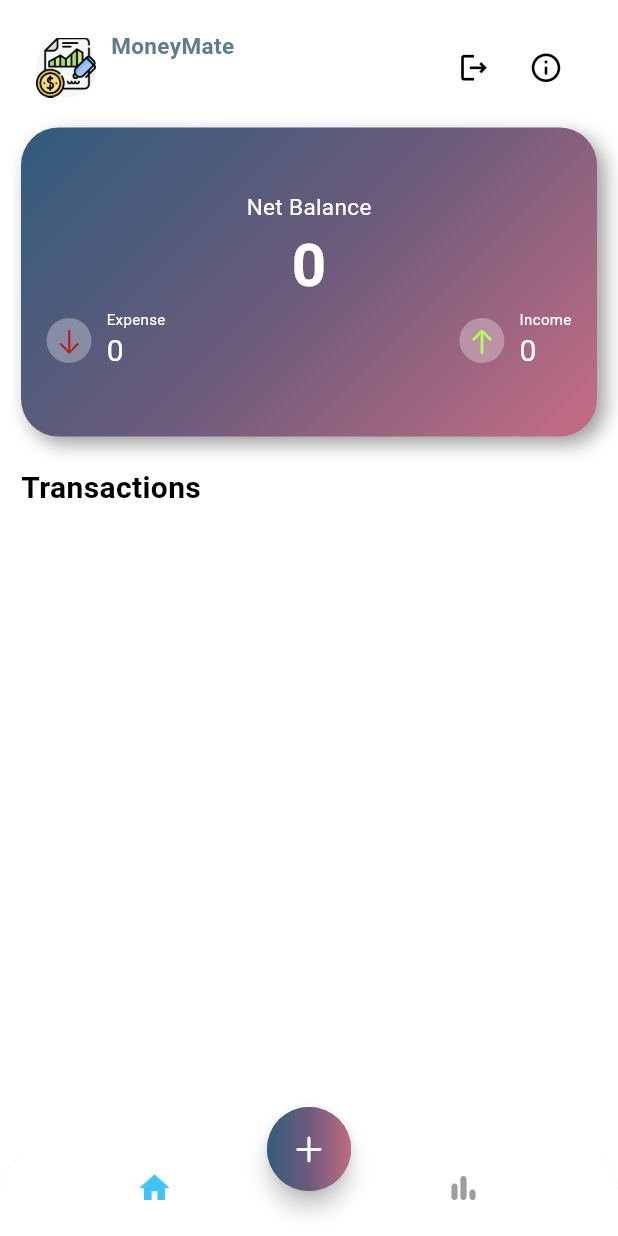
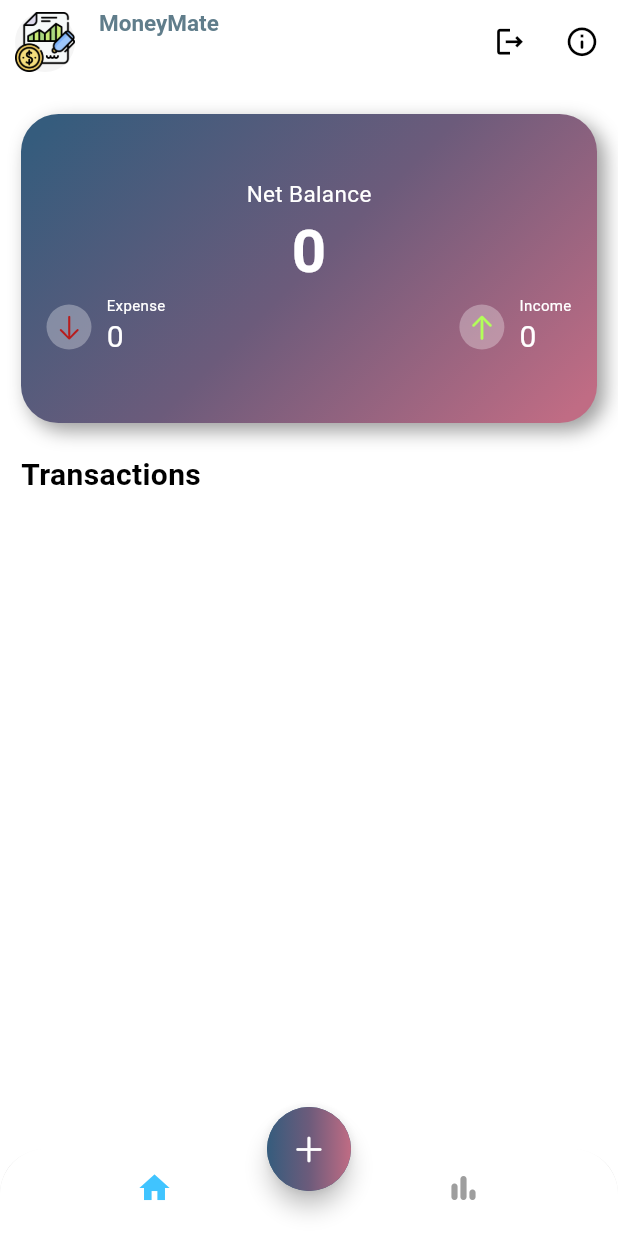
Before and after one commit to CodeWithIsmail/App-Development, a Flutter app: the screen it shows once a user with an empty profile is signed in, on a phone screen of 412 x 824 dp. Run offline on Flutter 3.47's test engine with Material 3 defaults, Android fonts, the phone set to English and light mode, and no system bars; our stand-ins replace audioplayers, cloud_firestore, firebase_auth, firebase_core, fl_chart, flutter_local_notifications and 12 more; missing offline and left inert: google_mlkit_text_recognition; accounts and stored records are empty; statements that could not run were skipped; project files that could hold a hidden picture were left out.

Commit message:
MoneyMate update on ui, chart showing

```diff
--- a/MoneyMate/money_mate/lib/ImportAll.dart
+++ b/MoneyMate/money_mate/lib/ImportAll.dart
@@ -10,6 +10,9 @@ export 'package:url_launcher/url_launcher.dart';
 export 'package:share_plus/share_plus.dart';
 export 'package:flutter/services.dart';
 
+export 'package:syncfusion_flutter_charts/charts.dart';
+export 'package:syncfusion_flutter_charts/sparkcharts.dart';
+
 // screens
 export 'screens/HomeScreen.dart';
 export 'screens/MainScreen.dart';
@@ -18,6 +21,8 @@ export 'screens/ShowGraphScreen.dart';
 export 'screens/Login.dart';
 export 'screens/Register.dart';
 export 'screens/InfoScreen.dart';
+
+export 'chartTest.dart';
 
 
 // helper
--- a/MoneyMate/money_mate/lib/main.dart
+++ b/MoneyMate/money_mate/lib/main.dart
@@ -22,6 +22,7 @@ class MyApp extends StatelessWidget {
     return MaterialApp(
       title: 'Expense Tracker',
       theme: ThemeData(colorScheme: colorList),
+      // home: ExpenseChart(),
       home: AuthWrapper(),
 
       // initialRoute: RouteName.home,
--- a/MoneyMate/money_mate/lib/screens/HomeScreen.dart
+++ b/MoneyMate/money_mate/lib/screens/HomeScreen.dart
@@ -11,12 +11,77 @@ class Homescreen extends StatefulWidget {
   State<Homescreen> createState() => _HomescreenState();
 }
 
+
 class _HomescreenState extends State<Homescreen> {
+
   int index = 0;
+  String uname="";
+  @override
+  void initState() {
+    String? email = FirebaseAuth.instance.currentUser?.email;
+    uname = email!.substring(0, email.indexOf('@'));
+    super.initState();
+
+  }
 
   @override
   Widget build(BuildContext context) {
     return Scaffold(
+      appBar: AppBar(
+        leading: Padding(
+          padding: const EdgeInsets.only(left: 10.0),
+          child: CircleAvatar(
+            radius: 20,
+            backgroundColor: Colors.grey.shade100,
+            child: Image.asset('images/moneymate.png'),
+          ),
+        ),
+        leadingWidth: 50,
+        title: Column(
+          crossAxisAlignment: CrossAxisAlignment.start,
+          children: [
+            Text(
+              'MoneyMate',
+              style: welcomeTextStyle,
+            ),
+            Text(
+              uname,
+              style: NameTextStyle,
+            ),
+          ],
+        ),
+        actions: [
+          IconButton(
+            onPressed: () {
+              FirebaseAuth.instance.signOut();
+              Navigator.push(
+                context,
+                MaterialPageRoute(
+                  builder: (context) => LoginOrRegistration(),
+                ),
+              );
+            },
+            icon: Icon(
+              Icons.logout_outlined,
+              size: 23,
+            ),
+          ),
+          IconButton(
+            onPressed: () {
+              Navigator.push(
+                context,
+                MaterialPageRoute(
+                  builder: (context) => InfoScreen(),
+                ),
+              );
+            },
+            icon: Icon(
+              Icons.info_outline_rounded,
+              size: 23,
+            ),
+          ),
+        ],
+      ),
       bottomNavigationBar: ClipRRect(
         borderRadius: BorderRadius.vertical(
           top: Radius.circular(30),
@@ -64,8 +129,8 @@ class _HomescreenState extends State<Homescreen> {
         shape: CircleBorder(),
       ),
       body: index == 0
-          ? Mainscreen(widget.firestoreService)
-          : Showgraph(widget.firestoreService),
+          ? Mainscreen(widget.firestoreService) :ExpenseChart(),
+          // : Showgraph(widget.firestoreService),
     );
   }
 }
--- a/MoneyMate/money_mate/lib/screens/Login.dart
+++ b/MoneyMate/money_mate/lib/screens/Login.dart
@@ -24,6 +24,8 @@ class _LoginState extends State<Login> {
       if (currentUser != null) {
         print('email: $email');
         FirestoreService firestoreService = FirestoreService(email);
+
+
 
         Navigator.pushReplacement(
           context,
--- a/MoneyMate/money_mate/lib/screens/MainScreen.dart
+++ b/MoneyMate/money_mate/lib/screens/MainScreen.dart
@@ -61,73 +61,73 @@ class _MainscreenState extends State<Mainscreen> {
         padding: const EdgeInsets.symmetric(vertical: 20, horizontal: 14),
         child: Column(
           children: [
-            Padding(
-              padding: const EdgeInsets.symmetric(horizontal: 10),
-              child: Row(
-                mainAxisAlignment: MainAxisAlignment.spaceBetween,
-                children: [
-                  Row(
-                    children: [
-                      CircleAvatar(
-                        radius: 20,
-                        backgroundColor: Colors.grey.shade100,
-                        child: Image.asset('images/moneymate.png'),
-                      ),
-                      SizedBox(
-                        width: 10,
-                      ),
-                      Column(
-                        crossAxisAlignment: CrossAxisAlignment.start,
-                        children: [
-                          Text(
-                            'MoneyMate',
-                            style: welcomeTextStyle,
-                          ),
-                          Text(
-                            widget.firestoreService.collectionName,
-                            style: NameTextStyle,
-                          ),
-                        ],
-                      ),
-                    ],
-                  ),
-                  Row(
-                    children: [
-                      IconButton(
-                        onPressed: () {
-                          FirebaseAuth.instance.signOut();
-                          Navigator.push(
-                            context,
-                            MaterialPageRoute(
-                              builder: (context) => LoginOrRegistration(),
-                            ),
-                          );
-                        },
-                        icon: Icon(
-                          Icons.logout_outlined,
-                          size: 23,
-                        ),
-                      ),
-                      IconButton(
-                        onPressed: () {
-                          Navigator.push(
-                            context,
-                            MaterialPageRoute(
-                              builder: (context) => InfoScreen(),
-                            ),
-                          );
-                        },
-                        icon: Icon(
-                          Icons.info_outline_rounded,
-                          size: 23,
-                        ),
-                      ),
-                    ],
-                  ),
-                ],
-              ),
-            ),
-            SizedBox(height: 15),
+            // Padding(
+            //   padding: const EdgeInsets.symmetric(horizontal: 10),
+            //   child: Row(
+            //     mainAxisAlignment: MainAxisAlignment.spaceBetween,
+            //     children: [
+            //       Row(
+            //         children: [
+            //           CircleAvatar(
+            //             radius: 20,
+            //             backgroundColor: Colors.grey.shade100,
+            //             child: Image.asset('images/moneymate.png'),
+            //           ),
+            //           SizedBox(
+            //             width: 10,
+            //           ),
+            //           Column(
+            //             crossAxisAlignment: CrossAxisAlignment.start,
+            //             children: [
+            //               Text(
+            //                 'MoneyMate',
+            //                 style: welcomeTextStyle,
+            //               ),
+            //               Text(
+            //                 widget.firestoreService.collectionName,
+            //                 style: NameTextStyle,
+            //               ),
+            //             ],
+            //           ),
+            //         ],
+            //       ),
+            //       Row(
+            //         children: [
+            //           IconButton(
+            //             onPressed: () {
+            //               FirebaseAuth.instance.signOut();
+            //               Navigator.push(
+            //                 context,
+            //                 MaterialPageRoute(
+            //                   builder: (context) => LoginOrRegistration(),
+            //                 ),
+            //               );
+            //             },
+            //             icon: Icon(
+            //               Icons.logout_outlined,
+            //               size: 23,
+            //             ),
+            //           ),
+            //           IconButton(
+            //             onPressed: () {
+            //               Navigator.push(
+            //                 context,
+            //                 MaterialPageRoute(
+            //                   builder: (context) => InfoScreen(),
+            //                 ),
+            //               );
+            //             },
+            //             icon: Icon(
+            //               Icons.info_outline_rounded,
+            //               size: 23,
+            //             ),
+            //           ),
+            //         ],
+            //       ),
+            //     ],
+            //   ),
+            // ),
+            // SizedBox(height: 15),
             Container(
               width: MediaQuery.of(context).size.width,
               height: MediaQuery.of(context).size.width / 2,
--- a/MoneyMate/money_mate/pubspec.yaml
+++ b/MoneyMate/money_mate/pubspec.yaml
@@ -19,6 +19,7 @@ dependencies:
   firebase_auth: ^5.1.2
   fluttertoast: ^8.2.6
   share_plus: ^10.0.0
+  syncfusion_flutter_charts: ^28.1.35
 
 
 dev_dependencies:
```
Also changed, not shown: MoneyMate/money_mate/lib/chartTest.dart (added, +352 -0 lines), MoneyMate/money_mate/pubspec.lock.
